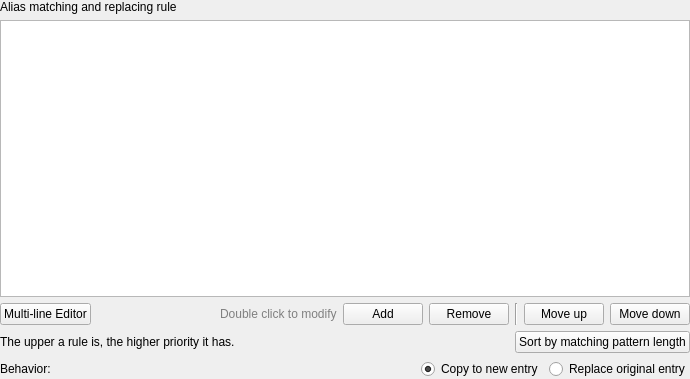
Old version of the form src/copyOrReplaceByAlias/copyorreplacebyaliasoptionwidget.ui in the repository shine5402/KiraOtoToolbox.
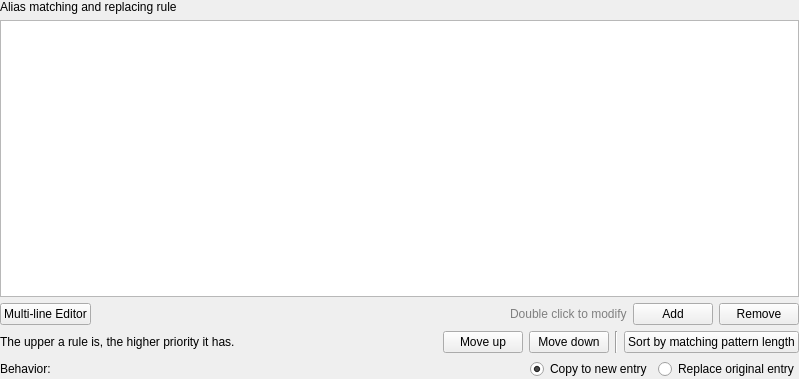
New version of the form.

What changed in the file:
```diff
--- a/src/copyOrReplaceByAlias/copyorreplacebyaliasoptionwidget.ui
+++ b/src/copyOrReplaceByAlias/copyorreplacebyaliasoptionwidget.ui
@@ -6,7 +6,7 @@
    <rect>
     <x>0</x>
     <y>0</y>
-    <width>690</width>
+    <width>799</width>
     <height>379</height>
    </rect>
   </property>
@@ -92,27 +92,6 @@
        </property>
       </widget>
      </item>
-     <item>
-      <widget class="Line" name="line">
-       <property name="orientation">
-        <enum>Qt::Vertical</enum>
-       </property>
-      </widget>
-     </item>
-     <item>
-      <widget class="QPushButton" name="moveUpButton">
-       <property name="text">
-        <string>Move up</string>
-       </property>
-      </widget>
-     </item>
-     <item>
-      <widget class="QPushButton" name="moveDownButton">
-       <property name="text">
-        <string>Move down</string>
-       </property>
-      </widget>
-     </item>
     </layout>
    </item>
    <item>
@@ -137,6 +116,27 @@
        </property>
       </spacer>
      </item>
+     <item>
+      <widget class="QPushButton" name="moveUpButton">
+       <property name="text">
+        <string>Move up</string>
+       </property>
+      </widget>
+     </item>
+     <item>
+      <widget class="QPushButton" name="moveDownButton">
+       <property name="text">
+        <string>Move down</string>
+       </property>
+      </widget>
+     </item>
+     <item>
+      <widget class="Line" name="line">
+       <property name="orientation">
+        <enum>Qt::Vertical</enum>
+       </property>
+      </widget>
+     </item>
      <item>
       <widget class="QPushButton" name="sortByMatchPatternLengthButton">
        <property name="text">
```
